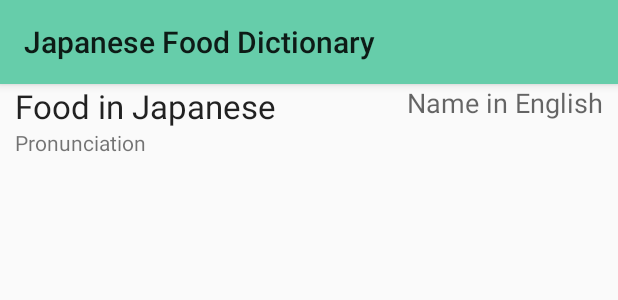
After one commit to KawaiiTech/android-food-dictionary, an Android app: the layout food_item.xml on its own in the app's theme, with its tools: preview values and no code run, on a phone screen of 412 x 824 dp. The commit adds this screen. Shown: the top 300 px of the screen. Run offline under Robolectric (Android 15) with nearby library versions, the phone set to English and light mode, and no system bars; network calls fail.

Commit message:
Custom row item for food entries

```diff
--- a/app/src/main/java/com/miquelbeltran/japanesefooddictionary/CategoriesExpandableListAdapter.java
+++ b/app/src/main/java/com/miquelbeltran/japanesefooddictionary/CategoriesExpandableListAdapter.java
@@ -83,10 +83,14 @@ public class CategoriesExpandableListAdapter implements ExpandableListAdapter {
     @Override
     public View getChildView(int groupPosition, int childPosition, boolean isLastChild, View convertView, ViewGroup parent) {
         if (convertView == null) {
-            convertView = activity.getLayoutInflater().inflate(simple_list_item_1, null);
+            convertView = activity.getLayoutInflater().inflate(R.layout.food_item, null);
         }
-        TextView textView = (TextView) convertView.findViewById(text1);
-        textView.setText(categories.get(groupPosition).getFoodDescriptionList().get(childPosition).toString());
+        TextView textView = (TextView) convertView.findViewById(R.id.japaneseTextView);
+        textView.setText(categories.get(groupPosition).getFoodDescriptionList().get(childPosition).japanese);
+        textView = (TextView) convertView.findViewById(R.id.englishTextView);
+        textView.setText(categories.get(groupPosition).getFoodDescriptionList().get(childPosition).english);
+        textView = (TextView) convertView.findViewById(R.id.pronunciationTextView);
+        textView.setText(categories.get(groupPosition).getFoodDescriptionList().get(childPosition).pronunciation);
         return convertView;
     }
 
--- /dev/null
+++ b/app/src/main/res/layout/food_item.xml
@@ -0,0 +1,45 @@
+<?xml version="1.0" encoding="utf-8"?>
+<RelativeLayout xmlns:android="http://schemas.android.com/apk/res/android"
+    android:layout_width="match_parent" android:layout_height="match_parent">
+
+    <TextView
+        android:layout_width="wrap_content"
+        android:layout_height="wrap_content"
+        android:textAppearance="?android:attr/textAppearanceLarge"
+        android:text="Food in Japanese"
+        android:id="@+id/japaneseTextView"
+        android:layout_alignParentTop="true"
+        android:layout_alignParentStart="true"
+        android:paddingLeft="10dp"
+        android:paddingRight="10dp"
+        android:gravity="left|top" />
+
+    <TextView
+        android:layout_width="wrap_content"
+        android:layout_height="wrap_content"
+        android:textAppearance="?android:attr/textAppearanceSmall"
+        android:text="Pronunciation"
+        android:id="@+id/pronunciationTextView"
+        android:layout_alignParentStart="true"
+        android:layout_alignParentBottom="true"
+        android:layout_below="@+id/japaneseTextView"
+        android:paddingLeft="10dp"
+        android:paddingRight="10dp"
+        android:layout_alignEnd="@+id/englishTextView"
+        android:gravity="left|top" />
+
+    <TextView
+        android:layout_width="wrap_content"
+        android:layout_height="wrap_content"
+        android:textAppearance="?android:attr/textAppearanceMedium"
+        android:text="Name in English"
+        android:id="@+id/englishTextView"
+        android:gravity="right|top"
+        android:layout_alignParentTop="true"
+        android:layout_alignParentEnd="true"
+        android:layout_toEndOf="@+id/japaneseTextView"
+        android:paddingRight="10dp"
+        android:paddingLeft="10dp"
+        android:layout_above="@+id/pronunciationTextView" />
+
+</RelativeLayout>
```
